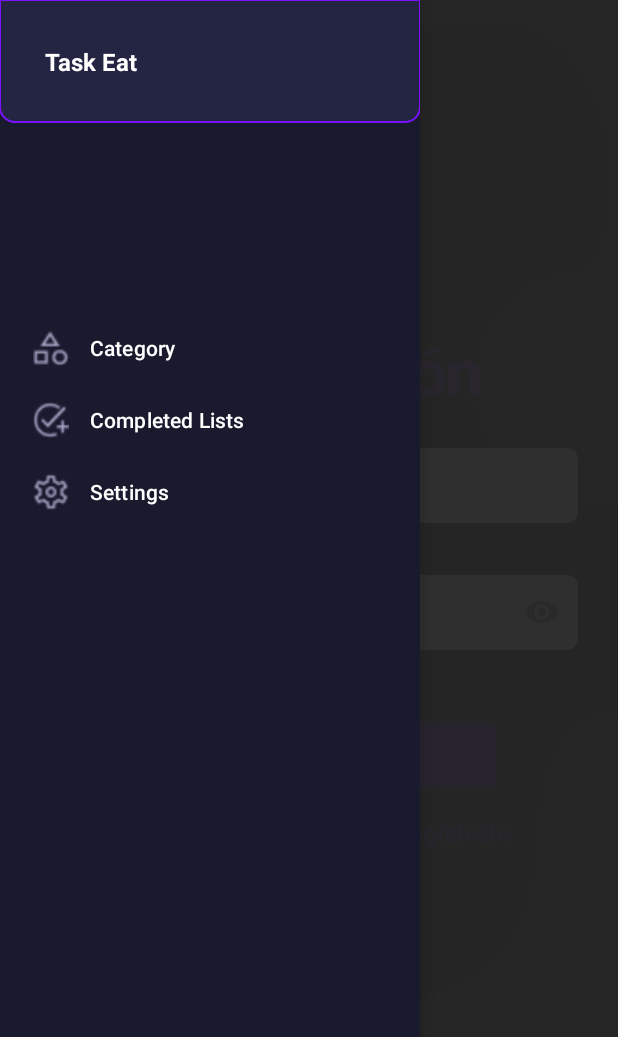
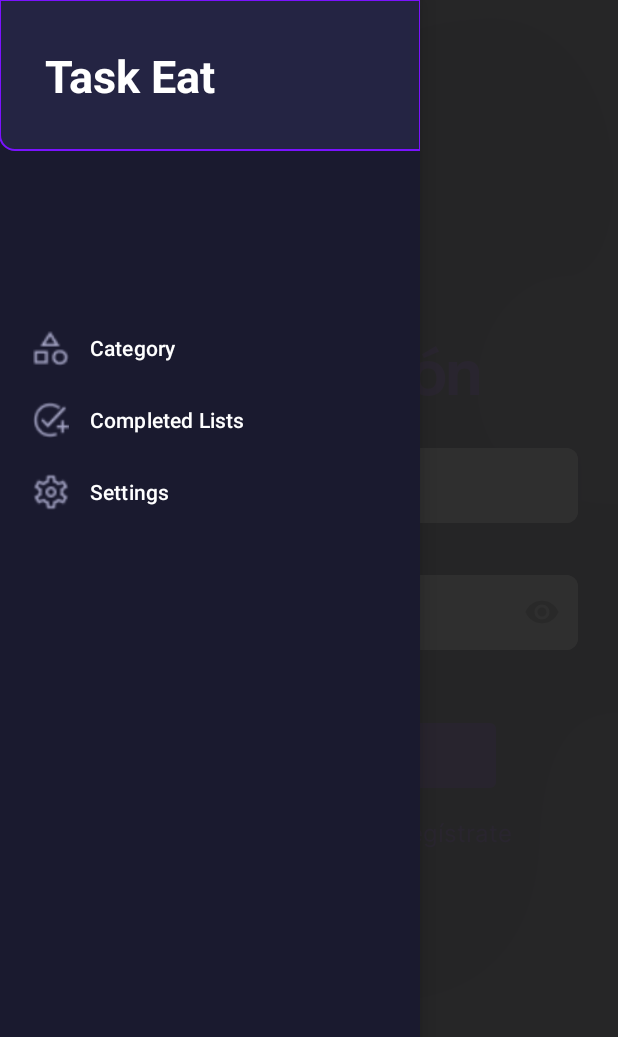
Before and after one commit to gonmarmar5/taskEat, an Android app: the screen it shows after launch (MainActivity), with the side drawer open, on a phone screen of 412 x 824 dp. Shown: the top 1037 px of the screen. Run offline under Robolectric (Android 15) with nearby library versions, the phone set to English and light mode, and no system bars; our stand-ins replace Firebase (no records; nobody signed in at launch, a user with empty details on screens opened directly).

Commit message:
Cambio estético

```diff
--- /dev/null
+++ b/app/src/main/res/drawable/layout_bg_menu.xml
@@ -0,0 +1,15 @@
+<?xml version="1.0" encoding="utf-8"?>
+<layer-list xmlns:android="http://schemas.android.com/apk/res/android">
+    <!-- Describes the line -->
+    <item android:top="-1dp" android:left="-1dp" android:right="-1dp">
+        <shape>
+        <solid android:color="@color/background_task"/>
+        <stroke android:width="1dp" android:color="#7A12FF" />
+        <corners android:bottomRightRadius="0dp"
+            android:bottomLeftRadius="10dp"
+            android:topRightRadius="0dp"
+            android:topLeftRadius="0dp"/>
+        <padding android:left="0dp" android:top="0dp" android:right="0dp" android:bottom="0dp" />
+        </shape>
+    </item>
+</layer-list>
--- a/app/src/main/res/layout/nav_header.xml
+++ b/app/src/main/res/layout/nav_header.xml
@@ -12,7 +12,7 @@
         android:layout_width="match_parent"
         android:layout_height="wrap_content"
         android:orientation="horizontal"
-        android:background="@drawable/layout_bg_top"
+        android:background="@drawable/layout_bg_menu"
         android:padding="30dp"
         app:layout_constraintTop_toTopOf="parent"
         app:layout_constraintStart_toStartOf="parent"
@@ -25,7 +25,7 @@
             android:text="@string/app_name"
             android:textColor="@color/white"
             android:textStyle="bold"
-            android:textSize="16sp"/>
+            android:textSize="30sp"/>
     </LinearLayout>
 
 </androidx.constraintlayout.widget.ConstraintLayout>
```
